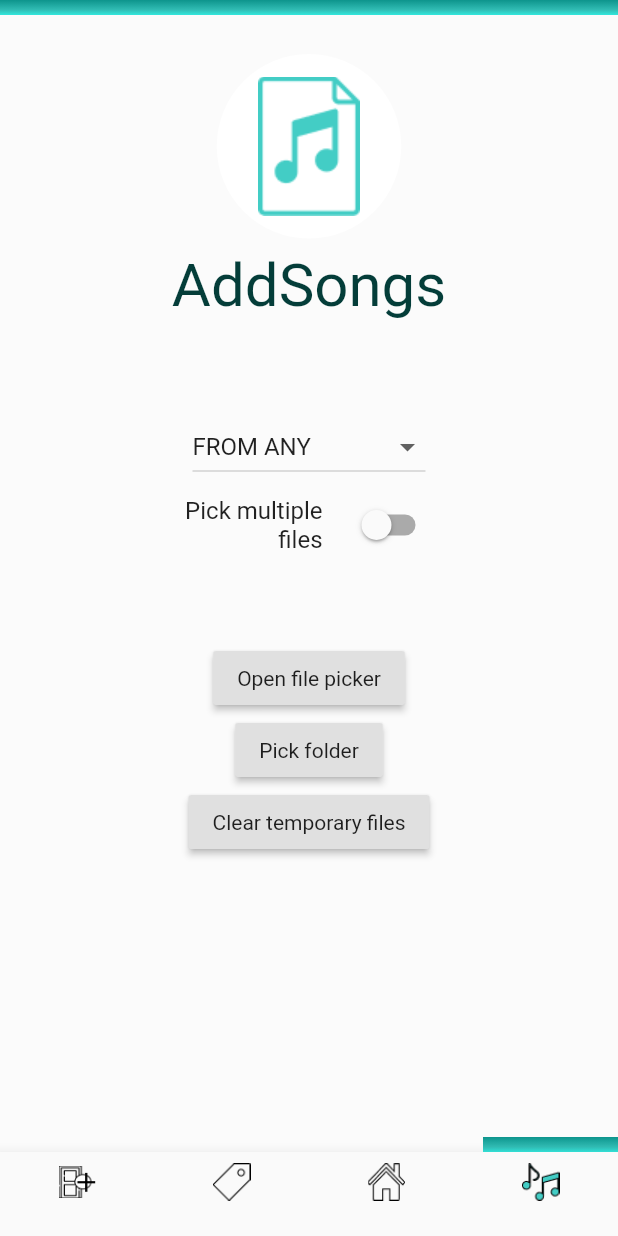
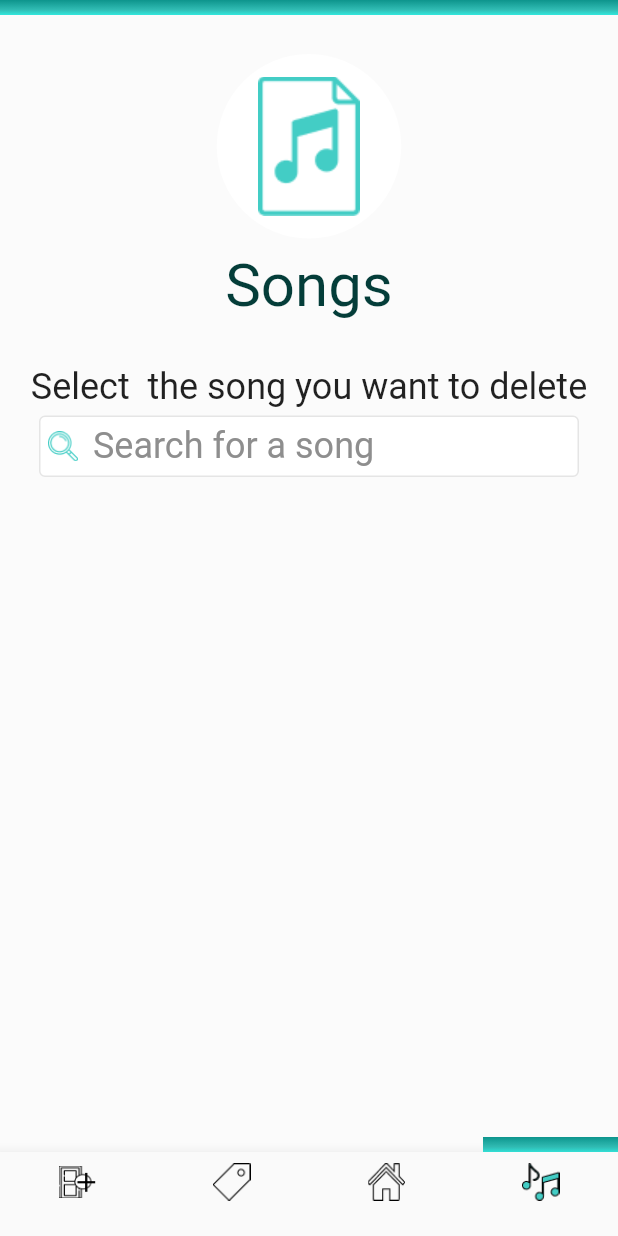
Before and after one commit to slipiduche/systemAPP, a Flutter app: the AddSongsPage screen opened by its route, on a phone screen of 412 x 824 dp. Run offline on Flutter 3.47's test engine with Material 2 defaults, Android fonts, the light colour scheme and no system bars; our stand-ins replace file_picker, shared_preferences; missing offline and left inert: id3, mime_type, shared_preferences_web; accounts and stored records are empty.

Commit message:
search br

```diff
--- a/lib/constants.dart
+++ b/lib/constants.dart
@@ -18,6 +18,8 @@ final Color colorMedico2=Color.fromRGBO(49, 188, 180, 1.0);
 final Color colorMedico3=Color.fromRGBO(13, 148, 140, 1.0);
 final Color colorBordeBotton=Color.fromRGBO(196, 196, 196, 1.0);
 final Color colorShadow=Color.fromRGBO(0,0,0, 0.25);
+final Color colorBordeSearch=Color.fromRGBO(229, 229, 229, 1.0);
+final Color colorLetraSearch=Color.fromRGBO(142, 142, 142, 1.0);
 final BoxShadow boxShadow1= BoxShadow(
                     color: colorShadow,
                     blurRadius: 4.0,
--- a/lib/src/icons/icons.dart
+++ b/lib/src/icons/icons.dart
@@ -123,3 +123,10 @@ Widget songIcon(double size, Color color) {
     height: size,
   );
 }
+Widget searchIcon(double size, Color color) {
+  return Image(
+    image: AssetImage('assets/search.png'),
+    width: size,
+    height: size,
+  );
+}
--- a/lib/src/pages/addSongs_page.dart
+++ b/lib/src/pages/addSongs_page.dart
@@ -40,14 +40,14 @@ class _AddSongsPageState extends State<AddSongsPage> {
               ),
               SizedBox(height: 8.0),
               Text(
-                'AddSongs',
+                'Songs',
                 style: TextStyle(
                   color: colorVN,
                   fontSize: 40.0,
                   fontWeight: FontWeight.w400
                 ),
               ),
-              SizedBox(height: 40.0),
+              SizedBox(height: 30.0),
 
               Expanded(
                               child: Container(
--- a/lib/src/provider/file_provider.dart
+++ b/lib/src/provider/file_provider.dart
@@ -6,6 +6,7 @@ import 'package:systemAPP/constants.dart';
 import 'package:systemAPP/src/icons/icons.dart';
 import 'package:systemAPP/src/provider/upload_provider.dart';
 import 'package:systemAPP/src/widgets/widgets.dart';
+
 class FilePickerDemo extends StatefulWidget {
   @override
   _FilePickerDemoState createState() => _FilePickerDemoState();
@@ -18,8 +19,8 @@ class _FilePickerDemoState extends State<FilePickerDemo> {
   String _directoryPath;
   String _extension;
   bool _loadingPath = false;
-  bool _multiPick = false;
-  FileType _pickingType = FileType.any;
+  bool _multiPick = true;
+  FileType _pickingType = FileType.audio;
   TextEditingController _controller = TextEditingController();
 
   @override
@@ -73,94 +74,70 @@ class _FilePickerDemoState extends State<FilePickerDemo> {
 
   @override
   Widget build(BuildContext context) {
-    return  Center(
+    return Center(
       child: Padding(
         padding: const EdgeInsets.only(left: 10.0, right: 10.0),
-
         child: Column(
           mainAxisAlignment: MainAxisAlignment.center,
           children: <Widget>[
-                Padding(
-                  padding: const EdgeInsets.only(top: 20.0),
-                  child: DropdownButton(
-                      hint: Text('LOAD PATH FROM'),
-                      value: _pickingType,
-                      items: <DropdownMenuItem>[
-                        DropdownMenuItem(
-                          child: Text('FROM AUDIO'),
-                          value: FileType.audio,
+            Text(
+              'Select  the song you want to delete',
+              style: TextStyle(fontSize: 24),
+              overflow: TextOverflow.clip,
+              textAlign: TextAlign.center,
             ),
-                        DropdownMenuItem(
-                          child: Text('FROM IMAGE'),
-                          value: FileType.image,
+            SizedBox(
+              height: 5.0,
             ),
-                        DropdownMenuItem(
-                          child: Text('FROM VIDEO'),
-                          value: FileType.video,
+            Container(
+              child: Column(
+                children: <Widget>[
+                  GestureDetector(
+                    onTap: () {
+                      _clearCachedFiles();
+
+                      _openFileExplorer();
+                    },
+                    child: Container(
+                      height: 41.0,
+                      width: MediaQuery.of(context).size.width - 52.0,
+                      child: Expanded(
+                          child: Row(
+                        children: [
+                          SizedBox(
+                            width: 5.0,
                           ),
-                        DropdownMenuItem(
-                          child: Text('FROM MEDIA'),
-                          value: FileType.media,
+                          searchIcon(20.0, colorMedico),
+                          SizedBox(
+                            width: 10.0,
                           ),
-                        DropdownMenuItem(
-                          child: Text('FROM ANY'),
-                          value: FileType.any,
-                        ),
-                        DropdownMenuItem(
-                          child: Text('CUSTOM FORMAT'),
-                          value: FileType.custom,
+                          Text(
+                            "Search for a song",
+                            style: TextStyle(
+                                color: colorLetraSearch, fontSize: 24),
                           ),
                         ],
-                      onChanged: (value) => setState(() {
-                            _pickingType = value;
-                            if (_pickingType != FileType.custom) {
-                              _controller.text = _extension = '';
-                            }
-                          })),
-                ),
-                ConstrainedBox(
-                  constraints: const BoxConstraints.tightFor(width: 100.0),
-                  child: _pickingType == FileType.custom
-                      ? TextFormField(
-                          maxLength: 15,
-                          //autovalidateMode: AutovalidateMode.always,
-                          controller: _controller,
-                          decoration:
-                              InputDecoration(labelText: 'File extension'),
-                          keyboardType: TextInputType.text,
-                          textCapitalization: TextCapitalization.none,
-                        )
-                      : const SizedBox(),
-                ),
-                ConstrainedBox(
-                  constraints: const BoxConstraints.tightFor(width: 200.0),
-                  child: SwitchListTile.adaptive(
-                    title:
-                        Text('Pick multiple files', textAlign: TextAlign.right),
-                    onChanged: (bool value) =>
-                        setState(() => _multiPick = value),
-                    value: _multiPick,
+                      )),
+                      decoration: BoxDecoration(
+                          borderRadius: BorderRadius.circular(4.0),
+                          color: Colors.white,
+                          border: Border.all(
+                            color: colorBordeSearch,
+                            style: BorderStyle.solid,
+                          )),
                     ),
                   ),
-                Padding(
-                  padding: const EdgeInsets.only(top: 50.0, bottom: 20.0),
-                  child: Column(
-                    children: <Widget>[
-                      RaisedButton(
-                        onPressed: () => _openFileExplorer(),
-                        child: Text("Open file picker"),
-                      ),
-                      RaisedButton(
-                        onPressed: () => _selectFolder(),
-                        child: Text("Pick folder"),
-                      ),
-                      RaisedButton(
-                        onPressed: () { _clearCachedFiles();
-                        setState(() {
+                  // RaisedButton(
+                  //   onPressed: () => _selectFolder(),
+                  //   child: Text("Pick folder"),
+                  // ),
+                  // RaisedButton(
+                  //   onPressed: () { _clearCachedFiles();
+                  //   setState(() {
 
-                        });},
-                        child: Text("Clear temporary files"),
-                      ),
+                  //   });},
+                  //   child: Text("Clear temporary files"),
+                  // ),
                 ],
               ),
             ),
@@ -177,18 +154,13 @@ class _FilePickerDemoState extends State<FilePickerDemo> {
                         )
                       : _paths != null
                           ? Container(
-                                  //spadding: const EdgeInsets.only(bottom: 30.0),
                               width: MediaQuery.of(context).size.width,
-                                  height:
-                                      MediaQuery.of(context).size.height * 0.50,
-
+                              height: MediaQuery.of(context).size.height * 0.36,
                               child: ListView.separated(
-                                    itemCount:
-                                        _paths != null && _paths.isNotEmpty
+                                itemCount: _paths != null && _paths.isNotEmpty
                                     ? _paths.length
                                     : 1,
-                                    itemBuilder:
-                                        (BuildContext context, int index) {
+                                itemBuilder: (BuildContext context, int index) {
                                   final bool isMultiPath =
                                       _paths != null && _paths.isNotEmpty;
                                   final String name = 'File $index: ' +
@@ -201,17 +173,22 @@ class _FilePickerDemoState extends State<FilePickerDemo> {
                                       .map((e) => e.path)
                                       .toList()[index]
                                       .toString();
-                                      final _selected=index;
+                                  final _selected = index;
                                   //MP3Instance id3=MP3Instance(_paths[index].path);
-                                      String author;//=id3.getMetaTags()['Artist'];
+                                  String author; //=id3.getMetaTags()['Artist'];
                                   //print(id3.getMetaTags());
-                                      if (author==null){
-                                        author="Unknown";
+                                  if (author == null) {
+                                    author = "Unknown";
                                   }
                                   print(author);
 
-
-                                      return twoIconCard(_paths[index].name, author, songIcon(30.0, colorMedico), addIcon(30.0, colorMedico), path, context);
+                                  return twoIconCard(
+                                      _paths[index].name,
+                                      author,
+                                      songIcon(30.0, colorMedico),
+                                      addIcon(30.0, colorMedico),
+                                      path,
+                                      context);
                                 },
                                 separatorBuilder:
                                     (BuildContext context, int index) =>
@@ -223,7 +200,6 @@ class _FilePickerDemoState extends State<FilePickerDemo> {
           ],
         ),
       ),
-
     );
   }
 }
```
Also changed, not shown: 1 other file. Lines whose indentation alone changed are shown as unchanged.
